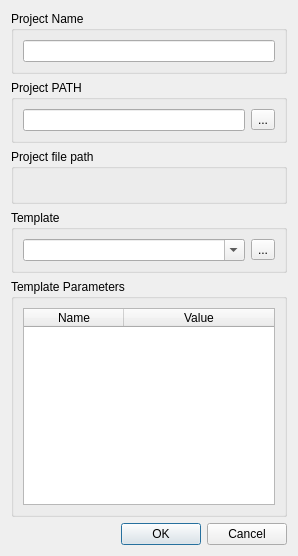
Before: the Qt Designer form projectnewdialog.ui in martinribelotta/embedded-ide, drawn with Qt 5.
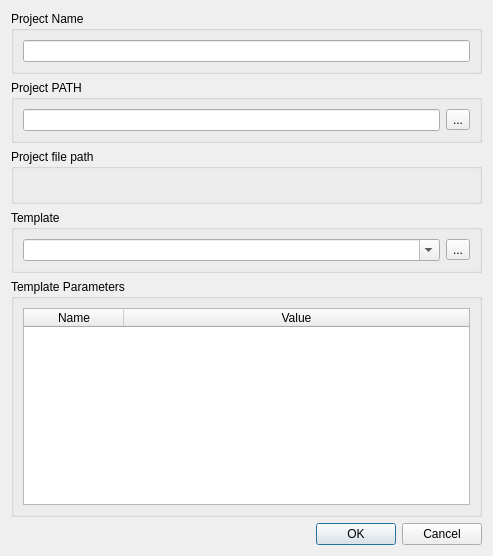
After: the same form once the commit is applied.

What changed in the file:
```diff
--- a/projectnewdialog.ui
+++ b/projectnewdialog.ui
@@ -6,7 +6,7 @@
    <rect>
     <x>0</x>
     <y>0</y>
-    <width>298</width>
+    <width>493</width>
     <height>556</height>
    </rect>
   </property>
```
